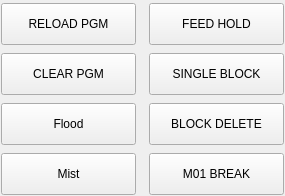
First picture: the form in configs/probe_basic/user_buttons/template_user_buttons/template_user_buttons.ui, repository kcjengr/probe_basic, before the edit.
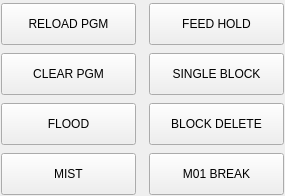
Second picture: the form after the edit. Custom widgets are drawn as their Qt base class.

Patch:
```diff
--- a/configs/probe_basic/user_buttons/template_user_buttons/template_user_buttons.ui
+++ b/configs/probe_basic/user_buttons/template_user_buttons/template_user_buttons.ui
@@ -148,7 +148,7 @@
 }</string>
      </property>
      <property name="text">
-      <string>Flood</string>
+      <string>FLOOD</string>
      </property>
      <property name="checkable">
       <bool>true</bool>
@@ -223,7 +223,7 @@
 }</string>
      </property>
      <property name="text">
-      <string>Mist</string>
+      <string>MIST</string>
      </property>
      <property name="checkable">
       <bool>true</bool>
```
Left out of the diff: 16 changed lines with no effect on the pictures.
